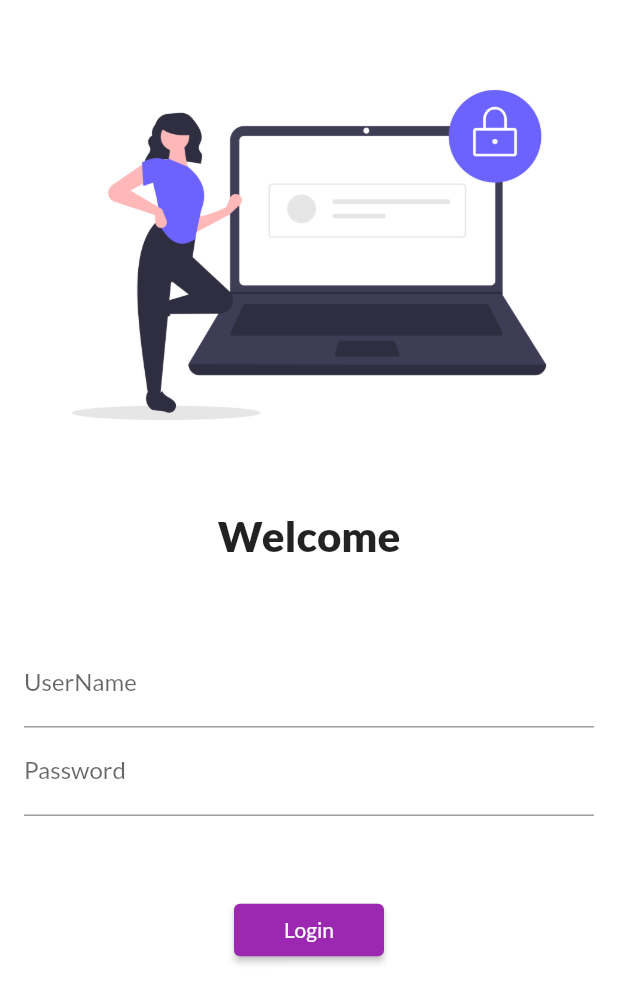
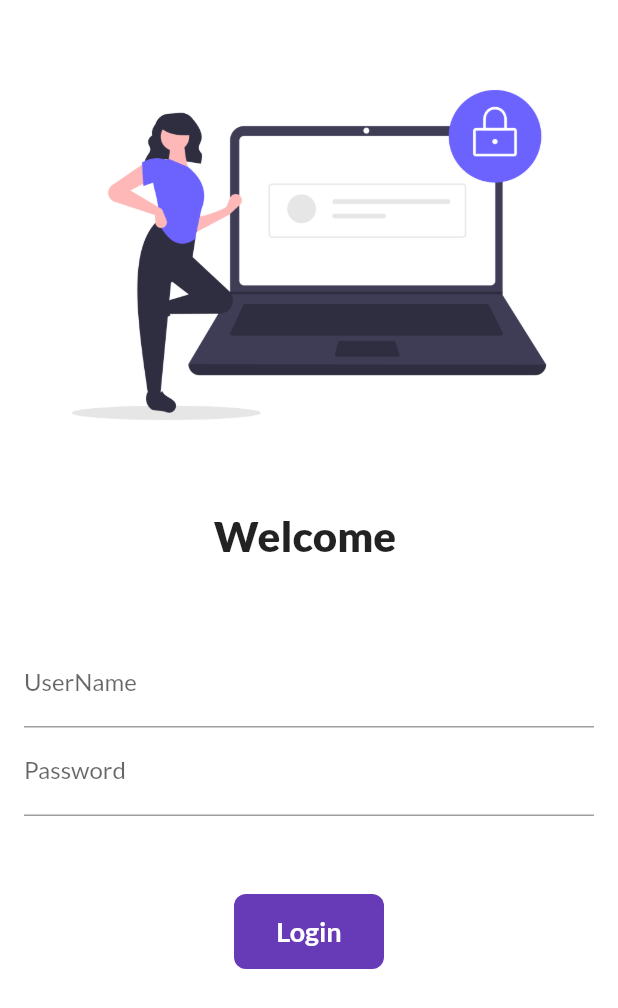
Before and after one commit to BilalQamar-codes/flutter_application_1, a Flutter app: the screen it shows after launch, on a phone screen of 412 x 824 dp. Shown: the top 1008 px of the screen. Run offline on Flutter 3.47's test engine with Material 2 defaults, Android fonts, the phone set to English and light mode, and no system bars; our stand-ins replace google_fonts.

```diff
--- a/lib/pages/Login_page.dart
+++ b/lib/pages/Login_page.dart
@@ -1,13 +1,21 @@
-// ignore_for_file: prefer_const_constructors, duplicate_ignore, camel_case_types, file_names, avoid_print
+// ignore_for_file: prefer_const_constructors, duplicate_ignore, camel_case_types, file_names, avoid_print, unused_import, unnecessary_import, sort_child_properties_last, use_build_context_synchronously
 
 import 'package:flutter/material.dart';
 import 'package:flutter/services.dart';
 import 'package:flutter_application_1/utills/routes.dart';
 import 'package:google_fonts/google_fonts.dart';
 
-class Login_Page extends StatelessWidget {
+class Login_Page extends StatefulWidget {
   const Login_Page({super.key});
 
+  @override
+  State<Login_Page> createState() => _Login_PageState();
+}
+
+class _Login_PageState extends State<Login_Page> {
+  String name = "";
+  String password = "";
+  bool changebutton = false;
   @override
   Widget build(BuildContext context) {
     return Material(
@@ -26,7 +34,7 @@ class Login_Page extends StatelessWidget {
               height: 20.0,
             ),
             Text(
-              "Welcome",
+              "Welcome $name",
               style: TextStyle(fontSize: 28, fontWeight: FontWeight.w900),
             ),
             SizedBox(
@@ -38,11 +46,21 @@ class Login_Page extends StatelessWidget {
               child: Column(
                 children: [
                   TextFormField(
+                    onChanged: ((value) {
+                      name = value;
+                      setState(() {});
+                    }),
                     decoration: InputDecoration(
-                        hintText: "Enter User Name", labelText: "UserName"),
+                      hintText: "Enter User Name",
+                      labelText: "UserName",
+                    ),
                   ),
                   TextFormField(
                     obscureText: true,
+                    onChanged: ((value) {
+                      password = value;
+                      setState(() {});
+                    }),
                     decoration: InputDecoration(
                         hintText: "Enter Password", labelText: "Password"),
                   )
@@ -52,13 +70,44 @@ class Login_Page extends StatelessWidget {
             SizedBox(
               height: 20.0,
             ),
-            ElevatedButton(
-              style: TextButton.styleFrom(minimumSize: Size(100, 35)),
-              onPressed: () {
+            // ElevatedButton(
+            //   style: TextButton.styleFrom(minimumSize: Size(100, 35)),
+            //   onPressed: () {
+            //
+            //   },
+            //   child: Text("Login"),
+            // ),
+            InkWell(
+              onTap: () async {
+                setState(() {
+                  changebutton = true;
+                });
+                await Future.delayed(Duration(seconds: 1));
                 Navigator.pushNamed(context, MyRoutes.homeroute);
               },
-              child: Text("Login"),
-            ),
+              child: AnimatedContainer(
+                duration: Duration(seconds: 1),
+                height: 50,
+                width: changebutton ? 50 : 100,
+                alignment: Alignment.center,
+                child: changebutton
+                    ? Icon(
+                        Icons.done,
+                        color: Colors.white,
+                      )
+                    : Text(
+                        "Login",
+                        style: TextStyle(
+                            color: Colors.white,
+                            fontSize: 18,
+                            fontWeight: FontWeight.bold),
+                      ),
+                decoration: BoxDecoration(
+                  color: Colors.deepPurple,
+                  borderRadius: BorderRadius.circular(changebutton ? 22 : 8),
+                ),
+              ),
+            )
           ],
         ),
       ),
```
